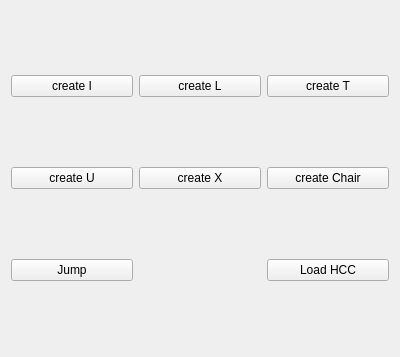
First picture: the form in Foldem/foldabilizer/foldem_widget.ui, repository letienhung/fold-hcc, before the edit.
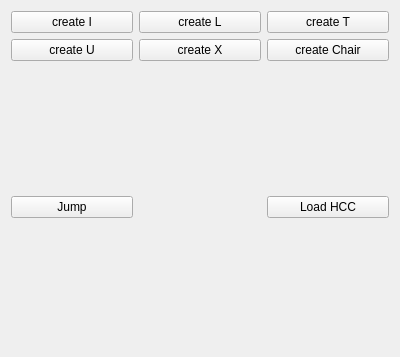
Second picture: the form after the edit.

Patch:
```diff
--- a/Foldem/foldabilizer/foldem_widget.ui
+++ b/Foldem/foldabilizer/foldem_widget.ui
@@ -68,20 +68,46 @@
      </property>
     </widget>
    </item>
-   <item row="2" column="0">
+   <item row="3" column="0">
     <widget class="QPushButton" name="jumpButton">
      <property name="text">
       <string>Jump</string>
      </property>
     </widget>
    </item>
-   <item row="2" column="2">
+   <item row="3" column="2">
     <widget class="QPushButton" name="load_hcc">
      <property name="text">
       <string>Load HCC</string>
      </property>
     </widget>
    </item>
+   <item row="2" column="1">
+    <spacer name="verticalSpacer">
+     <property name="orientation">
+      <enum>Qt::Vertical</enum>
+     </property>
+     <property name="sizeHint" stdset="0">
+      <size>
+       <width>20</width>
+       <height>40</height>
+      </size>
+     </property>
+    </spacer>
+   </item>
+   <item row="4" column="2">
+    <spacer name="verticalSpacer_2">
+     <property name="orientation">
+      <enum>Qt::Vertical</enum>
+     </property>
+     <property name="sizeHint" stdset="0">
+      <size>
+       <width>20</width>
+       <height>40</height>
+      </size>
+     </property>
+    </spacer>
+   </item>
   </layout>
  </widget>
  <resources/>
```
